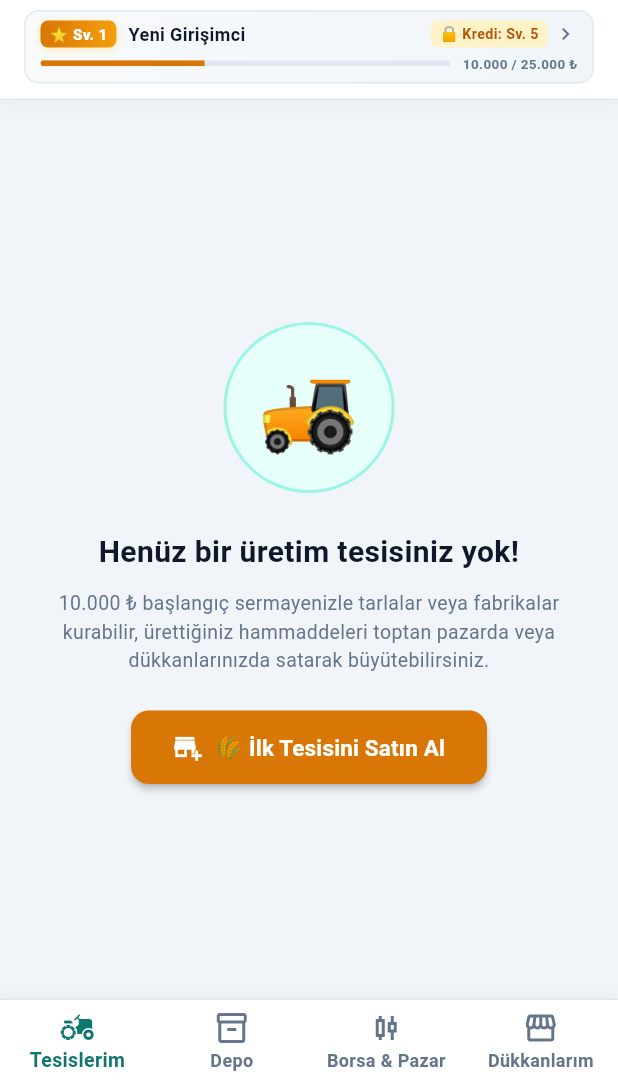
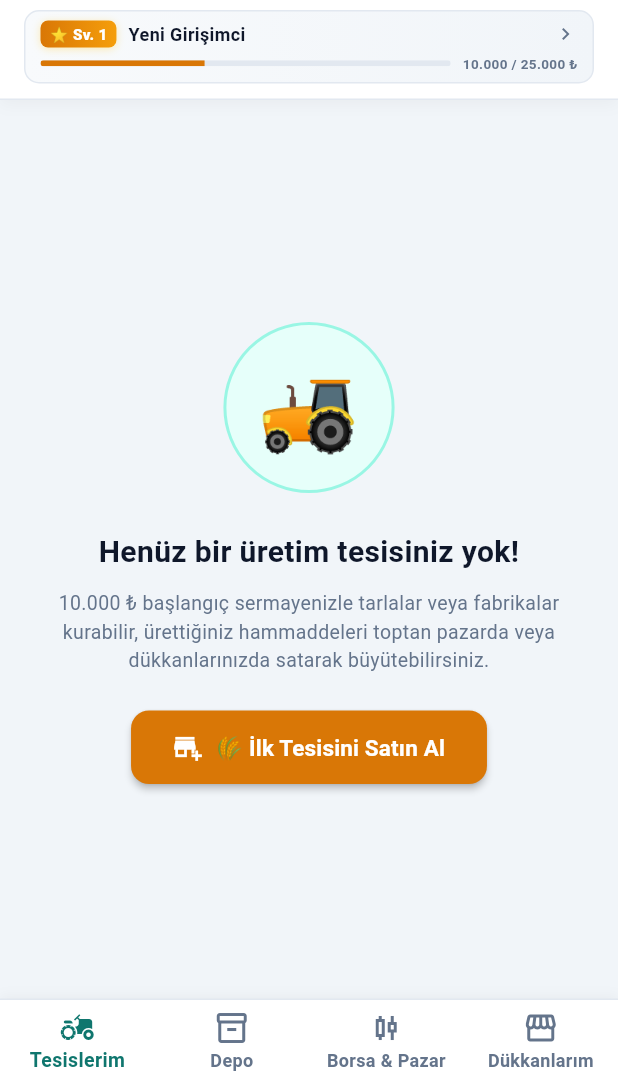
Before and after one commit to cosskun/piyasa, a Flutter app: the HomeScreen screen opened directly with empty values, on a phone screen of 412 x 824 dp, the part 152-1236 px from its top. Run offline on Flutter 3.47's test engine with Material 3 defaults, Android fonts, the phone set to English and light mode, and no system bars; our stand-ins replace cloud_firestore, firebase_auth, firebase_core, flutter_local_notifications, shared_preferences; accounts and stored records are empty; Roboto replaces fonts that are missing (Segoe UI).

Commit message:
refactor: seviye panelindeki gereksiz kredi seviye rozeti kaldirildi

```diff
--- a/lib/views/home_screen.dart
+++ b/lib/views/home_screen.dart
@@ -838,26 +838,6 @@ class _HomeScreenState extends State<HomeScreen> {
                                   ),
                                 ),
                               ),
-                              Container(
-                                padding: const EdgeInsets.symmetric(horizontal: 6, vertical: 2),
-                                decoration: BoxDecoration(
-                                  color: c.canTakeBankLoan
-                                      ? (isDark ? Colors.greenAccent.withOpacity(0.15) : const Color(0xFFECFDF5))
-                                      : (isDark ? Colors.amber.withOpacity(0.15) : const Color(0xFFFEF3C7)),
-                                  borderRadius: BorderRadius.circular(5),
-                                ),
-                                child: Text(
-                                  c.canTakeBankLoan ? '🏦 Kredi Açık' : '🔒 Kredi: Sv. 5',
-                                  style: TextStyle(
-                                    fontSize: 9.5,
-                                    fontWeight: FontWeight.bold,
-                                    color: c.canTakeBankLoan
-                                        ? (isDark ? Colors.greenAccent : const Color(0xFF059669))
-                                        : (isDark ? Colors.amberAccent : const Color(0xFFB45309)),
-                                  ),
-                                ),
-                              ),
-                              const SizedBox(width: 4),
                               Icon(
                                 Icons.chevron_right,
                                 size: 16,
```
Also changed, not shown: 1 other file.
